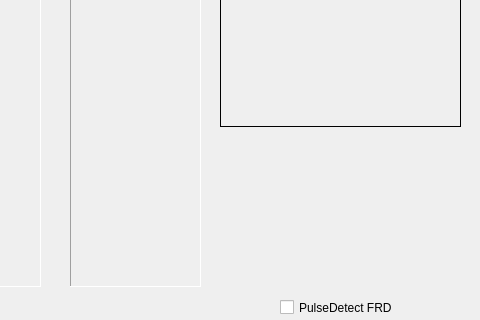
Old version of the form Roach2DevelopmentTree/QT/readRoachStream/mainwindow.ui in the repository APSDetectors/RoachFirmPy; both pictures show x 410 to 890 and y 181 to 501 of the 890 by 735 pixel window.
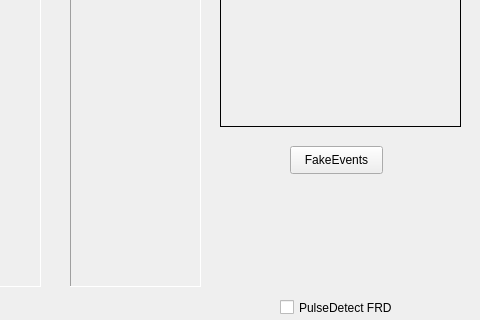
New version of the form.

Diff of the .ui file:
```diff
--- a/Roach2DevelopmentTree/QT/readRoachStream/mainwindow.ui
+++ b/Roach2DevelopmentTree/QT/readRoachStream/mainwindow.ui
@@ -428,6 +428,19 @@
      <string>PulseDetect FRD</string>
     </property>
    </widget>
+   <widget class="QPushButton" name="pushButton_fakeEvents">
+    <property name="geometry">
+     <rect>
+      <x>700</x>
+      <y>310</y>
+      <width>93</width>
+      <height>28</height>
+     </rect>
+    </property>
+    <property name="text">
+     <string>FakeEvents</string>
+    </property>
+   </widget>
   </widget>
   <widget class="QMenuBar" name="menuBar">
    <property name="geometry">
```
